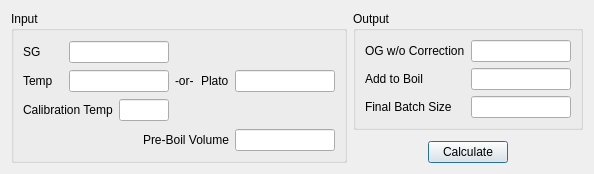
Above: ui/ogAdjuster.ui from Brewtarget/brewtarget before the change. Below: the same form after it.
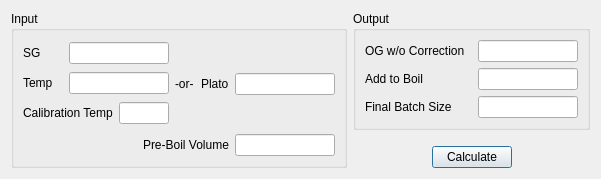
That is the form after the change.

```diff
--- a/ui/ogAdjuster.ui
+++ b/ui/ogAdjuster.ui
@@ -6,8 +6,8 @@
    <rect>
     <x>0</x>
     <y>0</y>
-    <width>582</width>
-    <height>174</height>
+    <width>601</width>
+    <height>179</height>
    </rect>
   </property>
   <property name="windowTitle">
```
Left out of the diff: 27 changed lines with no effect on the pictures.
